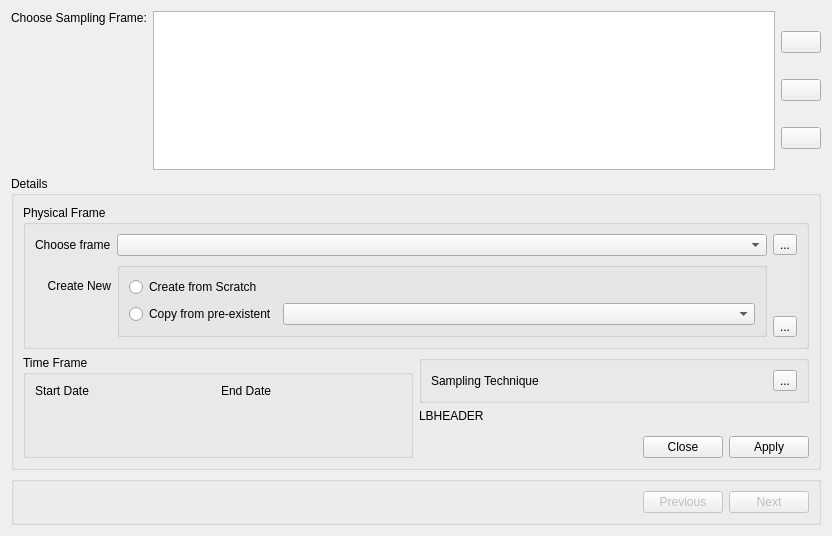
Above: app_solution/app_new/frmframe.ui from doublebyte1/faocas_qc_w before the change. Below: the same form after it.
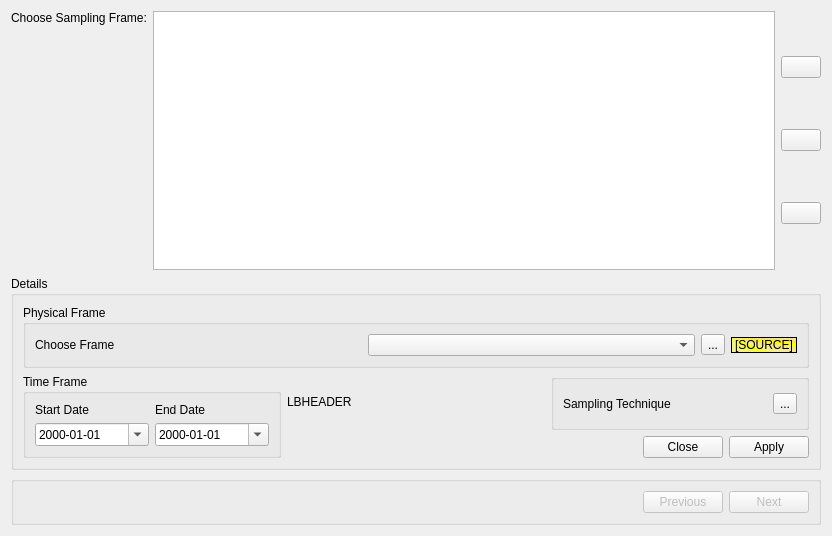
That is the form after the change. Icons and pictures are not drawn. Custom widgets are drawn as their Qt base class.

```diff
--- a/app_solution/app_new/frmframe.ui
+++ b/app_solution/app_new/frmframe.ui
@@ -184,8 +184,8 @@
      <property name="title">
       <string>Details</string>
      </property>
-     <layout class="QGridLayout" name="gridLayout_4">
-      <item row="0" column="0" colspan="2">
+     <layout class="QGridLayout" name="gridLayout">
+      <item row="0" column="0" colspan="3">
        <widget class="QGroupBox" name="groupPhysical">
         <property name="focusPolicy">
          <enum>Qt::StrongFocus</enum>
@@ -202,106 +202,28 @@
         <property name="title">
          <string>Physical Frame</string>
         </property>
-        <layout class="QGridLayout" name="gridLayout_2">
-         <item row="0" column="0">
-          <widget class="QLabel" name="label_4">
-           <property name="text">
-            <string>Choose frame</string>
-           </property>
-          </widget>
-         </item>
-         <item row="0" column="1">
-          <widget class="QComboBox" name="cmbPrexistent">
-           <property name="focusPolicy">
-            <enum>Qt::StrongFocus</enum>
-           </property>
-           <property name="toolTip">
-            <string/>
-           </property>
-          </widget>
-         </item>
-         <item row="0" column="2">
-          <widget class="QToolButton" name="toolView">
-           <property name="focusPolicy">
-            <enum>Qt::StrongFocus</enum>
-           </property>
-           <property name="toolTip">
-            <string>View Frame</string>
-           </property>
-           <property name="statusTip">
-            <string>View Frame</string>
-           </property>
-           <property name="whatsThis">
-            <string>Allows viewing this frame</string>
-           </property>
-           <property name="text">
-            <string>...</string>
-           </property>
-          </widget>
-         </item>
-         <item row="1" column="0">
+        <layout class="QHBoxLayout" name="horizontalLayout_4">
+         <item>
           <widget class="QLabel" name="label_3">
            <property name="text">
-            <string>Create New</string>
+            <string>Choose Frame</string>
            </property>
-           <property name="alignment">
-            <set>Qt::AlignRight|Qt::AlignTrailing|Qt::AlignVCenter</set>
+           <property name="buddy">
+            <cstring>cmbPrexistent</cstring>
            </property>
           </widget>
          </item>
-         <item row="1" column="1" rowspan="2">
-          <widget class="QGroupBox" name="groupNew">
-           <property name="toolTip">
-            <string>Input new frame to be created;</string>
-           </property>
-           <property name="statusTip">
-            <string>Input new frame to be created;</string>
-           </property>
-           <property name="whatsThis">
-            <string>Input new frame to be created;</string>
-           </property>
-           <property name="title">
-            <string/>
-           </property>
-           <layout class="QGridLayout" name="gridLayout">
-            <item row="0" column="0">
-             <widget class="QRadioButton" name="radioCreate">
-              <property name="text">
-               <string>Create from Scratch</string>
-              </property>
-             </widget>
-            </item>
-            <item row="0" column="1">
-             <spacer name="horizontalSpacer_2">
-              <property name="orientation">
-               <enum>Qt::Horizontal</enum>
-              </property>
-              <property name="sizeHint" stdset="0">
-               <size>
-                <width>200</width>
-                <height>20</height>
-               </size>
-              </property>
-             </spacer>
-            </item>
-            <item row="1" column="0">
-             <widget class="QRadioButton" name="radioCopy">
-              <property name="text">
-               <string>Copy from pre-existent</string>
-              </property>
-             </widget>
-            </item>
-            <item row="1" column="1">
-             <widget class="QComboBox" name="cmbCopy">
+         <item>
+          <widget class="QComboBox" name="cmbPrexistent">
               <property name="focusPolicy">
                <enum>Qt::StrongFocus</enum>
               </property>
-             </widget>
-            </item>
-           </layout>
-          </widget>
-         </item>
-         <item row="2" column="2">
+           <property name="toolTip">
+            <string/>
+           </property>
+          </widget>
+         </item>
+         <item>
           <widget class="QToolButton" name="toolEdit">
            <property name="focusPolicy">
             <enum>Qt::StrongFocus</enum>
@@ -320,10 +242,36 @@
            </property>
           </widget>
          </item>
+         <item>
+          <widget class="QLabel" name="lbSource">
+           <property name="sizePolicy">
+            <sizepolicy hsizetype="Fixed" vsizetype="Fixed">
+             <horstretch>0</horstretch>
+             <verstretch>0</verstretch>
+            </sizepolicy>
+           </property>
+           <property name="styleSheet">
+            <string notr="true">background-color: qconicalgradient(cx:0, cy:0, angle:135, stop:0 rgba(220, 220, 220, 69), stop:0.375 rgba(255, 255, 0, 69), stop:0.423533 rgba(251, 255, 0, 145), stop:0.45 rgba(247, 255, 0, 208), stop:0.477581 rgba(255, 244, 71, 130), stop:0.518717 rgba(255, 218, 71, 130), stop:0.55 rgba(255, 255, 0, 255), stop:0.57754 rgba(255, 203, 0, 130), stop:0.625 rgba(255, 255, 0, 69), stop:1 rgba(255, 255, 0, 69));
+font: 75 10pt &quot;Fixedsys&quot;;</string>
+           </property>
+           <property name="frameShape">
+            <enum>QFrame::StyledPanel</enum>
+           </property>
+           <property name="frameShadow">
+            <enum>QFrame::Raised</enum>
+           </property>
+           <property name="text">
+            <string>[SOURCE]</string>
+           </property>
+           <property name="scaledContents">
+            <bool>true</bool>
+           </property>
+          </widget>
+         </item>
         </layout>
        </widget>
       </item>
-      <item row="1" column="0">
+      <item row="1" column="0" rowspan="2">
        <widget class="QGroupBox" name="groupTime">
         <property name="focusPolicy">
          <enum>Qt::StrongFocus</enum>
@@ -343,6 +291,75 @@
            <property name="text">
             <string>Start Date</string>
            </property>
+           <property name="buddy">
+            <cstring>customDtStart</cstring>
+           </property>
+          </widget>
+         </item>
+         <item row="1" column="1">
+          <widget class="QDateEdit" name="customDtEnd">
+           <property name="sizePolicy">
+            <sizepolicy hsizetype="Expanding" vsizetype="Fixed">
+             <horstretch>0</horstretch>
+             <verstretch>0</verstretch>
+            </sizepolicy>
+           </property>
+           <property name="maximumDate">
+            <date>
+             <year>2070</year>
+             <month>1</month>
+             <day>1</day>
+            </date>
+           </property>
+           <property name="minimumDate">
+            <date>
+             <year>1969</year>
+             <month>12</month>
+             <day>23</day>
+            </date>
+           </property>
+           <property name="displayFormat">
+            <string>yyyy-MM-dd</string>
+           </property>
+           <property name="calendarPopup">
+            <bool>true</bool>
+           </property>
+           <property name="timeSpec">
+            <enum>Qt::UTC</enum>
+           </property>
+          </widget>
+         </item>
+         <item row="1" column="0">
+          <widget class="QDateEdit" name="customDtStart">
+           <property name="sizePolicy">
+            <sizepolicy hsizetype="Expanding" vsizetype="Fixed">
+             <horstretch>0</horstretch>
+             <verstretch>0</verstretch>
+            </sizepolicy>
+           </property>
+           <property name="maximumDate">
+            <date>
+             <year>2070</year>
+             <month>1</month>
+             <day>1</day>
+            </date>
+           </property>
+           <property name="minimumDate">
+            <date>
+             <year>1969</year>
+             <month>12</month>
+             <day>23</day>
+            </date>
+           </property>
+           <property name="displayFormat">
+            <string>yyyy-MM-dd</string>
+           </property>
+           <property name="calendarPopup">
+            <bool>true</bool>
+           </property>
+           <property name="timeSpec">
+            <enum>Qt::UTC</enum>
+           </property>
           </widget>
          </item>
          <item row="0" column="1">
@@ -356,49 +373,8 @@
            <property name="text">
             <string>End Date</string>
            </property>
-          </widget>
-         </item>
-         <item row="1" column="0">
-          <widget class="CustomTimeCtrl" name="customDtStart">
-           <property name="sizePolicy">
-            <sizepolicy hsizetype="Expanding" vsizetype="Preferred">
-             <horstretch>0</horstretch>
-             <verstretch>0</verstretch>
-            </sizepolicy>
-           </property>
-           <property name="focusPolicy">
-            <enum>Qt::StrongFocus</enum>
-           </property>
-           <property name="toolTip">
-            <string>Input start date for current frame;</string>
-           </property>
-           <property name="statusTip">
-            <string>Input start date for current frame;</string>
-           </property>
-           <property name="whatsThis">
-            <string>Input start date for current frame;</string>
-           </property>
-          </widget>
-         </item>
-         <item row="1" column="1">
-          <widget class="CustomTimeCtrl" name="customDtEnd">
-           <property name="sizePolicy">
-            <sizepolicy hsizetype="Expanding" vsizetype="Preferred">
-             <horstretch>0</horstretch>
-             <verstretch>0</verstretch>
-            </sizepolicy>
-           </property>
-           <property name="focusPolicy">
-            <enum>Qt::StrongFocus</enum>
-           </property>
-           <property name="toolTip">
-            <string>Input end date for current frame;</string>
-           </property>
-           <property name="statusTip">
-            <string>Input end date for current frame;</string>
-           </property>
-           <property name="whatsThis">
-            <string>Input end date for current frame;</string>
+           <property name="buddy">
+            <cstring>customDtEnd</cstring>
            </property>
           </widget>
          </item>
@@ -406,8 +382,13 @@
        </widget>
       </item>
       <item row="1" column="1">
-       <layout class="QVBoxLayout" name="verticalLayout">
-        <item>
+       <widget class="QLabel" name="lbHeader">
+        <property name="text">
+         <string>LBHEADER</string>
+        </property>
+       </widget>
+      </item>
+      <item row="1" column="2">
          <widget class="QGroupBox" name="groupProcess">
           <property name="focusPolicy">
            <enum>Qt::StrongFocus</enum>
@@ -418,8 +399,6 @@
           <property name="flat">
            <bool>true</bool>
           </property>
-          <layout class="QHBoxLayout" name="horizontalLayout_4">
-           <item>
             <layout class="QHBoxLayout" name="horizontalLayout_3">
              <item>
               <widget class="QLabel" name="label_5">
@@ -448,31 +427,16 @@
               </widget>
              </item>
             </layout>
-           </item>
-          </layout>
-         </widget>
-        </item>
-        <item>
-         <widget class="QLabel" name="lbHeader">
-          <property name="text">
-           <string>LBHEADER</string>
-          </property>
-         </widget>
-        </item>
-        <item>
-         <spacer name="verticalSpacer">
+       </widget>
+      </item>
+      <item row="2" column="1">
+       <widget class="QSplitter" name="splitter">
           <property name="orientation">
-           <enum>Qt::Vertical</enum>
-          </property>
-          <property name="sizeHint" stdset="0">
-           <size>
-            <width>20</width>
-            <height>40</height>
-           </size>
-          </property>
-         </spacer>
-        </item>
-        <item>
+         <enum>Qt::Horizontal</enum>
+        </property>
+       </widget>
+      </item>
+      <item row="2" column="2">
          <widget class="QDialogButtonBox" name="buttonBox">
           <property name="sizePolicy">
            <sizepolicy hsizetype="Preferred" vsizetype="Fixed">
@@ -489,8 +453,6 @@
          </widget>
         </item>
        </layout>
-      </item>
-     </layout>
     </widget>
    </item>
    <item>
@@ -551,13 +513,6 @@
    </item>
   </layout>
  </widget>
- <customwidgets>
-  <customwidget>
-   <class>CustomTimeCtrl</class>
-   <extends>QWidget</extends>
-   <header>customtimectrl.h</header>
-  </customwidget>
- </customwidgets>
  <tabstops>
   <tabstop>tableView</tabstop>
   <tabstop>pushNew</tabstop>
```
Left out of the diff: 87 changed lines with no effect on the pictures. Lines whose indentation alone changed are shown as unchanged.
